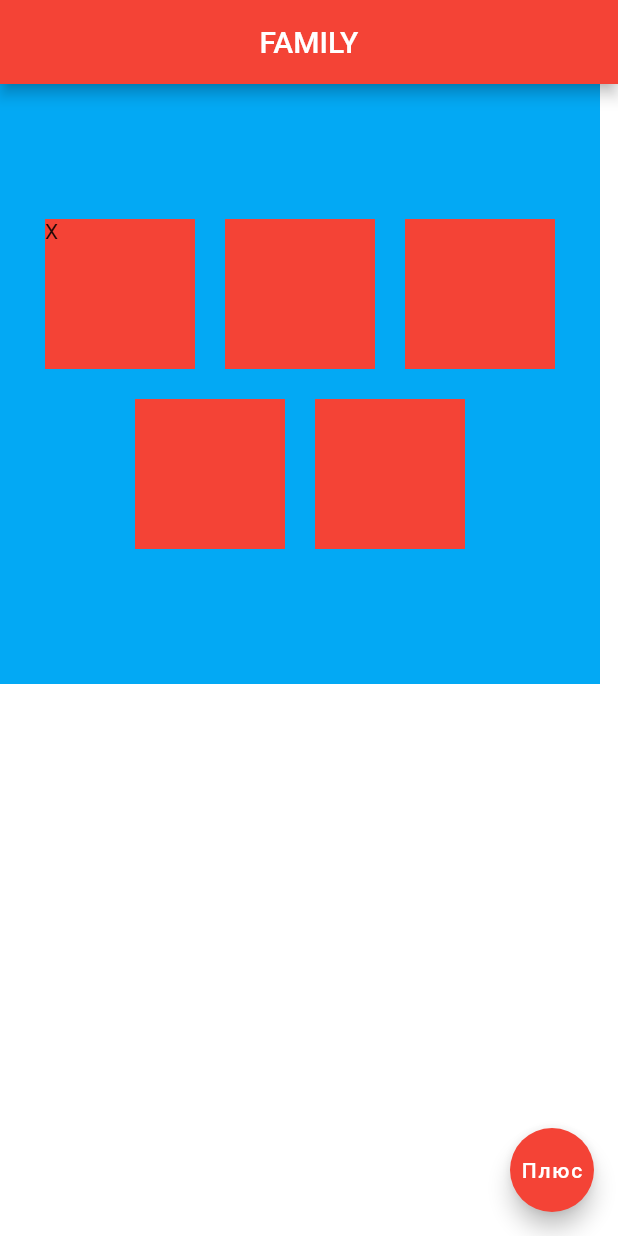
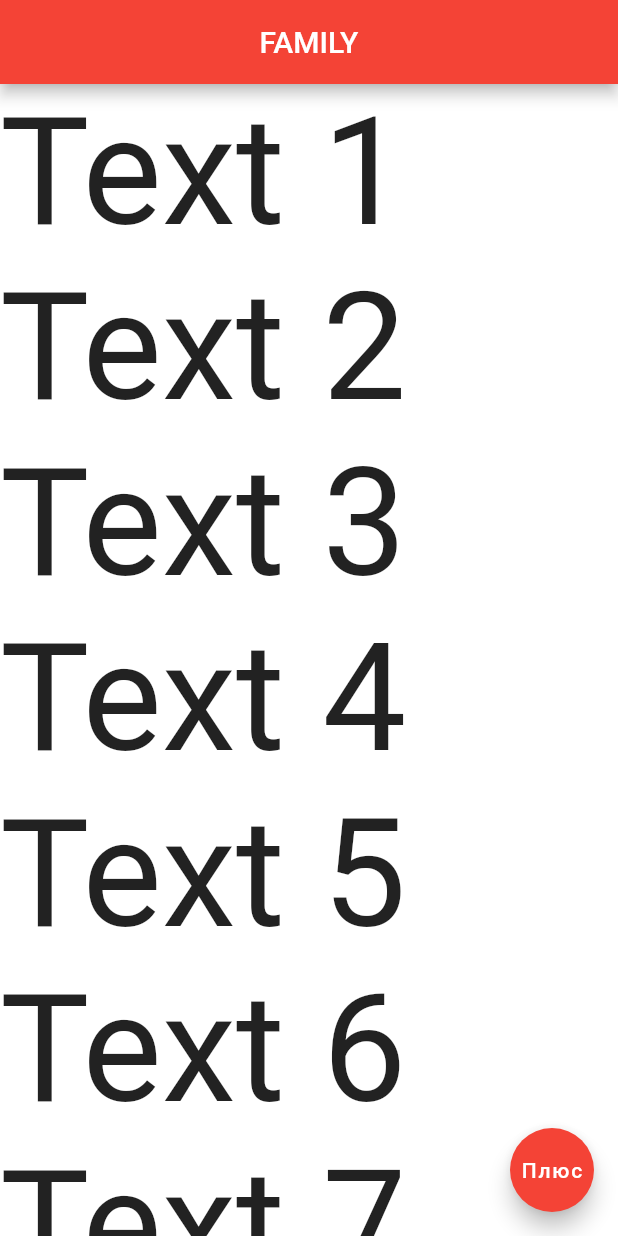
Before and after one commit to devrimma/Widgets, a Flutter app: the screen it shows after launch, on a phone screen of 412 x 824 dp. Run offline on Flutter 3.47's test engine with Material 2 defaults, Android fonts, the phone set to English and light mode, and no system bars.

Commit message:
widget ListView

```diff
--- a/lib/main.dart
+++ b/lib/main.dart
@@ -7,6 +7,18 @@ void main() {
 }
 
 class MyFirstWidgets extends StatelessWidget {
+
+  final List<String> txt = [
+    "Text 1",
+    "Text 2",
+    "Text 3",
+    "Text 4",
+    "Text 5",
+    "Text 6",
+    "Text 7",
+  ];
+
+
   @override
   Widget build(BuildContext context) {
     return MaterialApp(
@@ -17,48 +29,11 @@ class MyFirstWidgets extends StatelessWidget {
             centerTitle: true,
             backgroundColor: Colors.red,
           ),
-          body: Container(
-            child: Container(
-              width: 400,
-              height: 400,
-              color: Colors.lightBlue,
-              child: Wrap(
-                spacing: 20,
-                runSpacing: 20,
-                alignment: WrapAlignment.center,
-                runAlignment: WrapAlignment.center,
-                verticalDirection: VerticalDirection.down,
-                textDirection: TextDirection.rtl,
-                children: [
-                  Container(
-                    width: 100,
-                    height: 100,
-                    color: Colors.red,
-                  ),
-                  Container(
-                    width: 100,
-                    height: 100,
-                    color: Colors.red,
-                  ),
-                  Container(
-                    width: 100,
-                    height: 100,
-                    color: Colors.red,
-                    child: Text("X"),
-                  ),
-                  Container(
-                    width: 100,
-                    height: 100,
-                    color: Colors.red,
-                  ),
-                  Container(
-                    width: 100,
-                    height: 100,
-                    color: Colors.red,
-                  ),
-                ],
-              ),
-            ),
+          body: ListView.builder(
+            itemCount: txt.length,
+            itemBuilder: (_, index) => Text(
+              txt[index],
+              style: TextStyle(fontSize: 100.0),),
           ),
           floatingActionButton: FloatingActionButton(
             child: Text("Плюс"),
```
